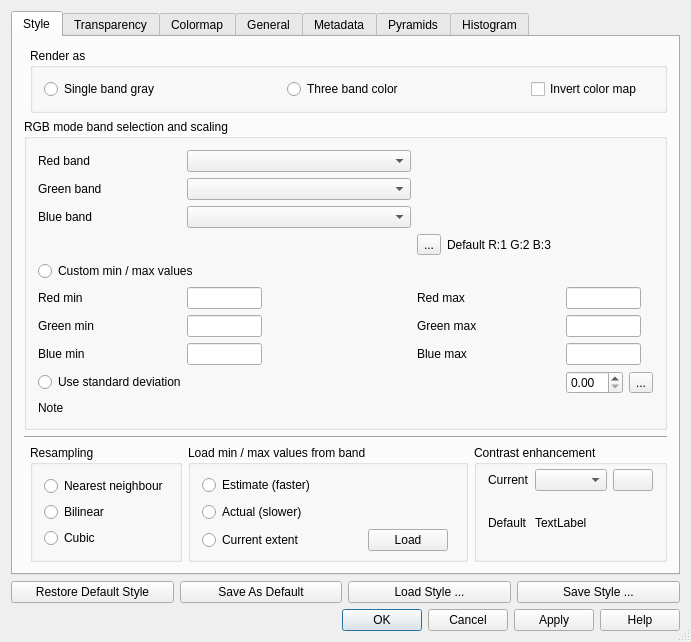
qgis/QGIS, file src/ui/qgsrasterlayerpropertiesbase.ui: the form before one commit.
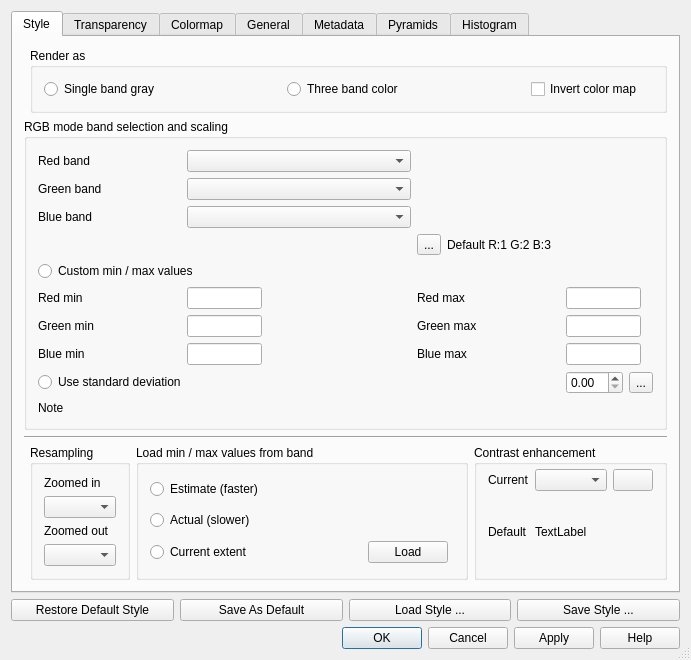
The form after the commit. Icons and pictures are not drawn. Custom widgets are drawn as their Qt base class.

Commit message: Possibility to set resampling modes differently for zoomed-in and zoomed-out

Diff of the .ui file:
```diff
--- a/src/ui/qgsrasterlayerpropertiesbase.ui
+++ b/src/ui/qgsrasterlayerpropertiesbase.ui
@@ -7,7 +7,7 @@
     <x>0</x>
     <y>0</y>
     <width>691</width>
-    <height>591</height>
+    <height>598</height>
    </rect>
   </property>
   <property name="windowTitle">
@@ -756,27 +756,26 @@
           <string>Resampling</string>
          </property>
          <layout class="QGridLayout" name="gridLayout_7">
-          <item row="0" column="0">
-           <widget class="QRadioButton" name="mNearestNeighbourRadioButton">
-            <property name="text">
-             <string>Nearest neighbour</string>
-            </property>
-           </widget>
-          </item>
           <item row="1" column="0">
-           <widget class="QRadioButton" name="mBilinearRadioButton">
+           <widget class="QComboBox" name="mZoomedInResamplingComboBox"/>
+          </item>
+          <item row="0" column="0">
+           <widget class="QLabel" name="mZoomedInResamplingLabel">
             <property name="text">
-             <string>Bilinear</string>
+             <string>Zoomed in</string>
             </property>
            </widget>
           </item>
           <item row="2" column="0">
-           <widget class="QRadioButton" name="mCubicRadioButton">
+           <widget class="QLabel" name="mZoomedOutResamplingLabel">
             <property name="text">
-             <string>Cubic</string>
+             <string>Zoomed out</string>
             </property>
            </widget>
           </item>
+          <item row="3" column="0">
+           <widget class="QComboBox" name="mZoomedOutResamplingComboBox"/>
+          </item>
          </layout>
         </widget>
        </item>
```
Left out of the diff: 1 changed line with no effect on the pictures. The commit also changes 15 other files.
